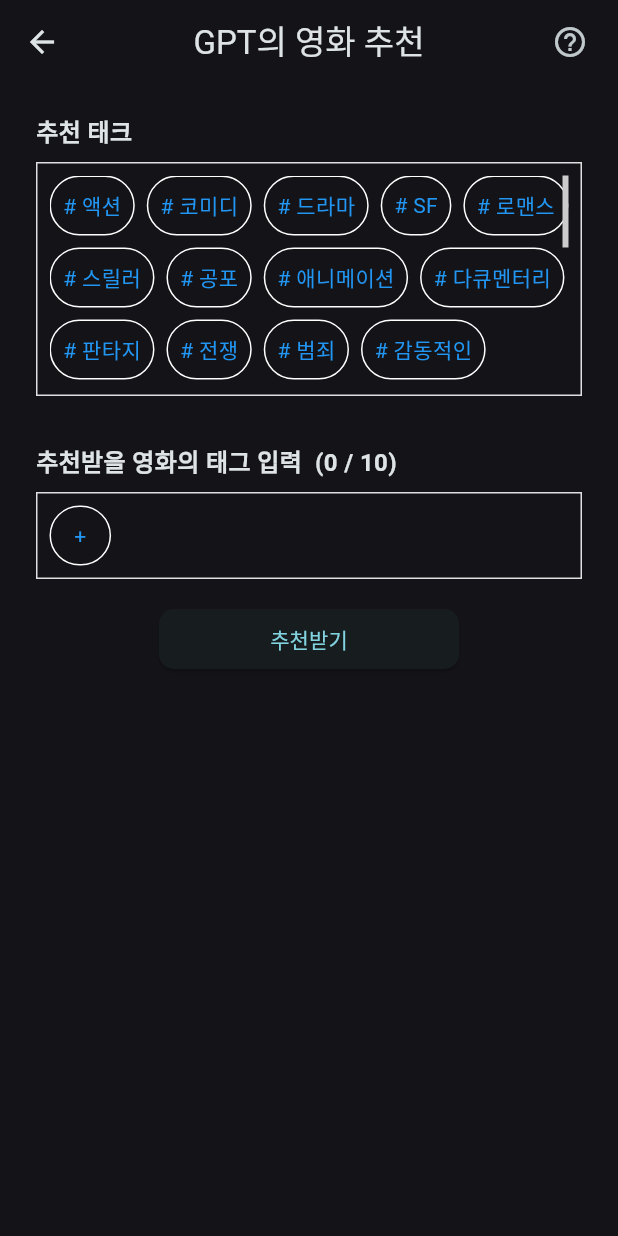
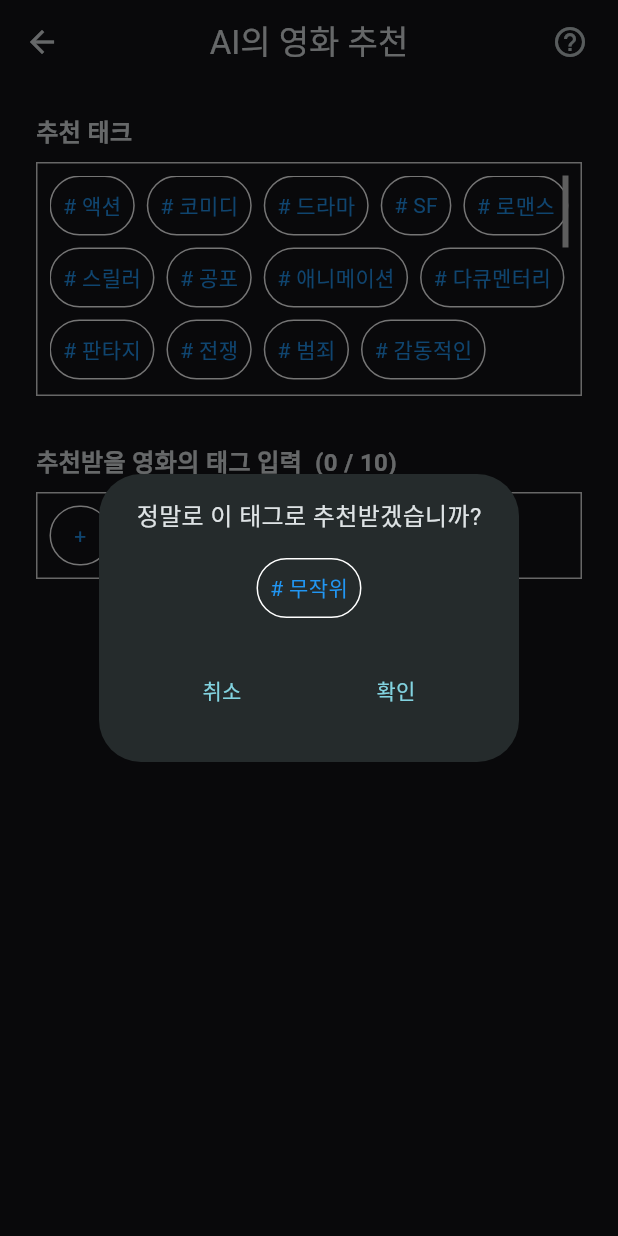
Before and after one commit to Hamiric/Movie_Info_App_PersonalProject, a Flutter app: the Recommendpage screen opened by its route, after a tap on "추천받기", on a phone screen of 412 x 824 dp. Run offline on Flutter 3.47's test engine with Material 3 defaults, Android fonts, the phone set to English and light mode, and no system bars; our stand-ins replace dio, flutter_dotenv, flutter_riverpod, go_router; network calls fail.

Commit message:
[Feat] : 추천페이지 UI 마무리, AI페이지 UI 및 Gemini 연결 시작 #13

```diff
--- a/lib/presentation/app/route.dart
+++ b/lib/presentation/app/route.dart
@@ -1,5 +1,6 @@
 import 'package:flutter/material.dart';
 import 'package:go_router/go_router.dart';
+import 'package:movie_info_app_personalproject/presentation/ui/aipage/aipage.dart';
 import 'package:movie_info_app_personalproject/presentation/ui/detailpage/detailpage.dart';
 import 'package:movie_info_app_personalproject/presentation/ui/homepage/homepage.dart';
 import 'package:movie_info_app_personalproject/presentation/ui/recommendpage/recommendpage.dart';
@@ -19,8 +20,11 @@ final router = GoRouter(
         GoRoute(
           path: 'recommend',
           builder: (context, state) => const Recommendpage(),
-          // routes
         ),
+        GoRoute(
+          path: 'ai',
+          builder: (context, state) => Aipage(extra: state.extra),
+        )
       ],
     ),
   ],
--- a/lib/presentation/ui/recommendpage/recommendpage.dart
+++ b/lib/presentation/ui/recommendpage/recommendpage.dart
@@ -19,7 +19,7 @@ class Recommendpage extends StatelessWidget {
           mobile: Scaffold(
             appBar: AppBar(
               centerTitle: true,
-              title: Text('GPT의 영화 추천'),
+              title: Text('AI의 영화 추천'),
               backgroundColor: Colors.transparent,
               scrolledUnderElevation: 0,
               actions: [
--- a/lib/presentation/ui/recommendpage/widgets/recommend_button.dart
+++ b/lib/presentation/ui/recommendpage/widgets/recommend_button.dart
@@ -1,4 +1,5 @@
 import 'package:flutter/material.dart';
+import 'package:movie_info_app_personalproject/presentation/ui/recommendpage/widgets/recommend_confirm_alert.dart';
 
 class RecommendButton extends StatelessWidget {
   const RecommendButton({super.key, this.recommendState});
@@ -12,8 +13,12 @@ class RecommendButton extends StatelessWidget {
         width: 200,
         child: ElevatedButton(
             onPressed: () {
-              if(!recommendState.isInput){
-                print('버튼 클릭');
+              if (!recommendState.isInput) {
+                showDialog(
+                  context: context,
+                  builder: (context) => RecommendConfirmAlert(),
+                  barrierDismissible: false,
+                );
               }
             },
             style: ElevatedButton.styleFrom(
--- /dev/null
+++ b/lib/presentation/ui/recommendpage/widgets/recommend_confirm_alert.dart
@@ -0,0 +1,87 @@
+import 'package:flutter/material.dart';
+import 'package:flutter_riverpod/flutter_riverpod.dart';
+import 'package:go_router/go_router.dart';
+import 'package:movie_info_app_personalproject/presentation/viewmodels/recommendpage/recommend_view_model.dart';
+
+class RecommendConfirmAlert extends StatelessWidget {
+  const RecommendConfirmAlert({super.key});
+
+  @override
+  Widget build(BuildContext context) {
+    return Consumer(
+      builder: (context, ref, child) {
+        final recommendState = ref.watch(recommendViewModelProvider);
+        return AlertDialog(
+            content: Column(
+              mainAxisSize: MainAxisSize.min,
+              children: [
+                Center(
+                    child: Text(
+                  '정말로 이 태그로 추천받겠습니까?',
+                  style: TextStyle(fontSize: 16),
+                )),
+                SizedBox(
+                  height: 16,
+                ),
+                Wrap(
+                  spacing: 8,
+                  runSpacing: 8,
+                  children: recommendState.customTag.isEmpty
+                      ? [tagBox('무작위')]
+                      : List.generate(recommendState.customTag.length, (index) {
+                          return tagBox(recommendState.customTag[index]);
+                        }),
+                ),
+              ],
+            ),
+            actions: [
+              Row(
+                mainAxisAlignment: MainAxisAlignment.spaceAround,
+                children: [
+                  TextButton(
+                    onPressed: () {
+                      Navigator.pop(context);
+                    },
+                    child: Center(
+                      child: Text('취소'),
+                    ),
+                  ),
+                  TextButton(
+                    onPressed: () {
+                      final data = List<String>.from(recommendState.customTag);
+                      context.go('/ai', extra: data);
+                    },
+                    child: Center(
+                      child: Text('확인'),
+                    ),
+                  ),
+                ],
+              )
+            ]);
+      },
+    );
+  }
+
+  Widget tagBox(String tag) {
+    return IntrinsicWidth(
+        child: Container(
+      height: 40,
+      decoration: BoxDecoration(
+          color: Colors.transparent,
+          border: Border.all(color: Colors.white),
+          borderRadius: BorderRadius.circular(20)),
+      child: Padding(
+        padding: const EdgeInsets.symmetric(horizontal: 8),
+        child: Center(
+            child: Row(
+          children: [
+            Text(
+              '# $tag',
+              style: TextStyle(color: Colors.blue),
+            ),
+          ],
+        )),
+      ),
+    ));
+  }
+}
--- a/lib/presentation/viewmodels/recommendpage/alert_view_model.dart
+++ b/lib/presentation/viewmodels/recommendpage/alert_view_model.dart
@@ -27,7 +27,7 @@ class AlertViewModel extends AutoDisposeNotifier<AlertState> {
   AlertState build() {
     List<String> explanation = [
       '추천받고 싶은 영화와 \n관련될것 같은 태그를 추가합니다.',
-      '추천받기를 눌러 \nGPT한테 영화를 추천받아 보세요!',
+      '추천받기를 눌러 \nAI한테 영화를 추천받아 보세요!',
     ];
 
     List<String> imgUrl = [
```
Also changed, not shown: lib/presentation/ui/aipage/aipage.dart (added, +30 -0 lines), lib/presentation/ui/aipage/widgets/progress_bar.dart (added, +12 -0 lines).
